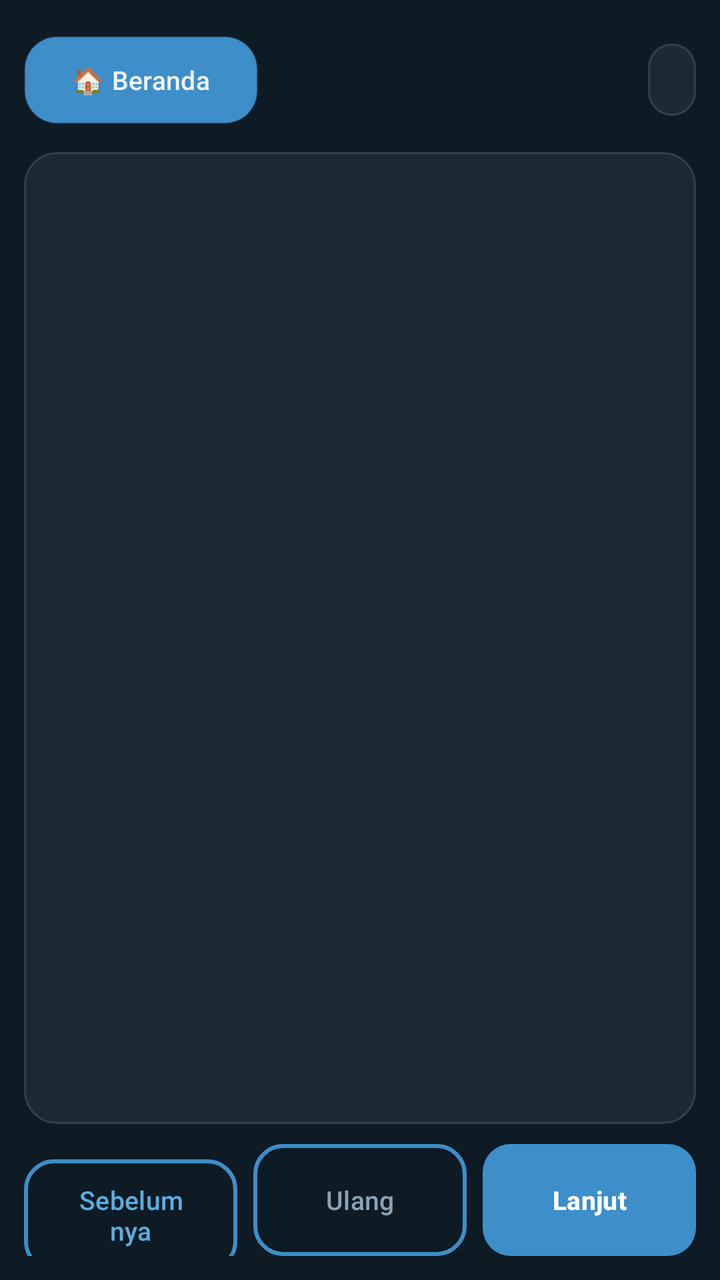
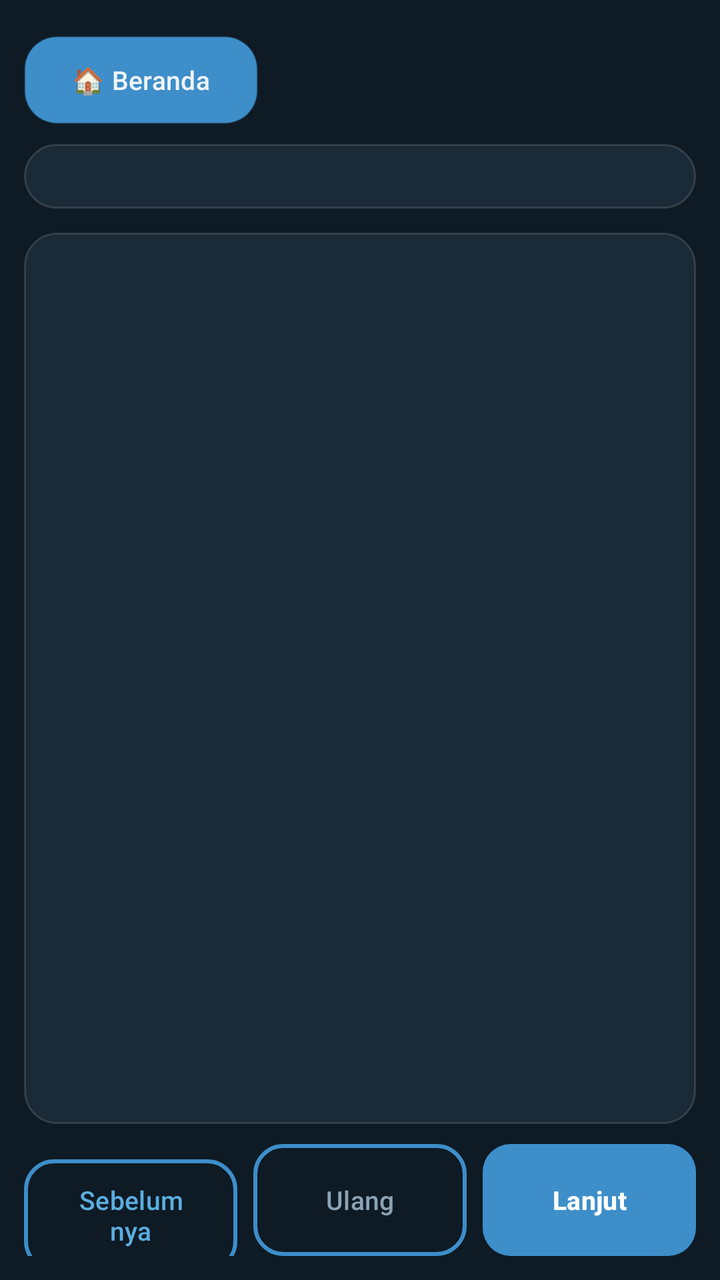

Two renders of the same Android screen: before a commit and after it. Below are the layout's source before the change and the commit's diff.
<!-- AndroidManifest.xml: application theme Theme.GambarCocok -->
<!-- res/layout/activity_game.xml -->
<?xml version="1.0" encoding="utf-8"?>
<LinearLayout xmlns:android="http://schemas.android.com/apk/res/android"
    android:layout_width="match_parent"
    android:layout_height="match_parent"
    android:orientation="vertical"
    android:background="@color/bg_dark"
    android:padding="12dp">

    <LinearLayout
        android:layout_width="match_parent"
        android:layout_height="wrap_content"
        android:orientation="horizontal"
        android:gravity="center_vertical"
        android:paddingVertical="6dp">

        <Button
            android:id="@+id/btnHome"
            android:layout_width="wrap_content"
            android:layout_height="44dp"
            android:background="@drawable/bg_panel"
            android:text="@string/home"
            android:textColor="@color/text"
            android:textSize="13sp"
            android:stateListAnimator="@null"/>

        <TextView
            android:id="@+id/txtGameTitle"
            android:layout_width="0dp"
            android:layout_height="wrap_content"
            android:layout_weight="1"
            android:gravity="center"
            android:textColor="@color/text"
            android:textSize="16sp"
            android:textStyle="bold"/>

        <TextView
            android:id="@+id/txtPairs"
            android:layout_width="wrap_content"
            android:layout_height="wrap_content"
            android:background="@drawable/bg_panel"
            android:paddingHorizontal="12dp"
            android:paddingVertical="10dp"
            android:textColor="@color/accent"
            android:textSize="12sp"
            android:textStyle="bold"/>
    </LinearLayout>

    <TextView
        android:id="@+id/aiBox"
        android:layout_width="match_parent"
        android:layout_height="wrap_content"
        android:layout_marginTop="6dp"
        android:background="@drawable/bg_ai_box"
        android:padding="12dp"
        android:textColor="@color/text"
        android:textSize="13sp"
        android:visibility="gone"/>

    <FrameLayout
        android:id="@+id/boardContainer"
        android:layout_width="match_parent"
        android:layout_height="0dp"
        android:layout_weight="1"
        android:layout_marginTop="8dp"
        android:background="@drawable/bg_panel"/>

    <LinearLayout
        android:layout_width="match_parent"
        android:layout_height="wrap_content"
        android:layout_marginTop="10dp"
        android:orientation="horizontal">

        <Button
            android:id="@+id/btnPrev"
            android:layout_width="0dp"
            android:layout_height="56dp"
            android:layout_weight="1"
            android:layout_marginEnd="4dp"
            android:background="@drawable/bg_btn_outline"
            android:text="@string/prev"
            android:textColor="@color/primary_light"
            android:textSize="13sp"
            android:stateListAnimator="@null"/>

        <Button
            android:id="@+id/btnReplay"
            android:layout_width="0dp"
            android:layout_height="56dp"
            android:layout_weight="1"
            android:layout_marginHorizontal="4dp"
            android:background="@drawable/bg_btn_outline"
            android:text="@string/replay"
            android:textColor="@color/text_soft"
            android:textSize="13sp"
            android:stateListAnimator="@null"/>

        <Button
            android:id="@+id/btnNext"
            android:layout_width="0dp"
            android:layout_height="56dp"
            android:layout_weight="1"
            android:layout_marginStart="4dp"
            android:background="@drawable/bg_btn_success"
            android:text="@string/next"
            android:textColor="#FFFFFF"
            android:textSize="13sp"
            android:textStyle="bold"
            android:stateListAnimator="@null"/>
    </LinearLayout>
</LinearLayout>
<!-- resources referenced by this layout -->
<resources>
  <color name="accent">#FFB74D</color>
  <color name="bg_dark">#0E1A24</color>
  <color name="primary_light">#5BAEE0</color>
  <color name="text">#F0F4F7</color>
  <color name="text_soft">#8BA3B5</color>
  <!-- drawable bg_ai_box (drawable) -->
  <?xml version="1.0" encoding="utf-8"?>
  <shape xmlns:android="http://schemas.android.com/apk/res/android" android:shape="rectangle">
      <solid android:color="#2A3D8EC9"/>
      <corners android:radius="12dp"/>
      <stroke android:width="1dp" android:color="#553D8EC9"/>
  </shape>
  <!-- drawable bg_btn_outline (drawable) -->
  <?xml version="1.0" encoding="utf-8"?>
  <shape xmlns:android="http://schemas.android.com/apk/res/android" android:shape="rectangle">
      <solid android:color="@android:color/transparent"/>
      <corners android:radius="14dp"/>
      <stroke android:width="2dp" android:color="@color/primary"/>
  </shape>
  <!-- drawable bg_btn_success (drawable) -->
  <?xml version="1.0" encoding="utf-8"?>
  <shape xmlns:android="http://schemas.android.com/apk/res/android" android:shape="rectangle">
      <gradient android:startColor="#66BB6A" android:endColor="#4CAF50" android:angle="90"/>
      <corners android:radius="14dp"/>
  </shape>
  <!-- drawable bg_panel (drawable) -->
  <?xml version="1.0" encoding="utf-8"?>
  <shape xmlns:android="http://schemas.android.com/apk/res/android" android:shape="rectangle">
      <solid android:color="@color/panel"/>
      <corners android:radius="@dimen/radius"/>
      <stroke android:width="1dp" android:color="#22FFFFFF"/>
  </shape>
  <string name="home">🏠 Beranda</string>
  <string name="next">Lanjut</string>
  <string name="prev">Sebelumnya</string>
  <string name="replay">Ulang</string>
  <style name="Theme.GambarCocok" parent="Theme.Material3.Dark.NoActionBar">
          <item name="android:statusBarColor">@color/bg_darker</item>
          <item name="android:windowLightStatusBar">false</item>
          <item name="android:navigationBarColor">@color/bg_darker</item>
          <item name="android:windowBackground">@color/bg_dark</item>
          <item name="colorPrimary">@color/primary</item>
          <item name="colorOnPrimary">#FFFFFF</item>
      </style>
  <color name="primary">#3D8EC9</color>
  <color name="panel">#1A2A36</color>
  <dimen name="radius">16dp</dimen>
  <color name="bg_darker">#091219</color>
</resources>

<!-- the commit's change to res/layout/activity_game.xml (unified diff, before → after) -->
@@ -34,12 +34,33 @@
             android:textStyle="bold"/>
 
         <TextView
-            android:id="@+id/txtPairs"
+            android:id="@+id/txtTimer"
             android:layout_width="wrap_content"
             android:layout_height="wrap_content"
+            android:background="@drawable/bg_timer"
+            android:paddingHorizontal="12dp"
+            android:paddingVertical="10dp"
+            android:textColor="@color/timer_green"
+            android:textSize="13sp"
+            android:textStyle="bold"
+            android:visibility="gone"/>
+    </LinearLayout>
+
+    <LinearLayout
+        android:layout_width="match_parent"
+        android:layout_height="wrap_content"
+        android:orientation="horizontal"
+        android:gravity="center_vertical"
+        android:paddingVertical="4dp">
+
+        <TextView
+            android:id="@+id/txtPairs"
+            android:layout_width="0dp"
+            android:layout_height="wrap_content"
+            android:layout_weight="1"
             android:background="@drawable/bg_panel"
             android:paddingHorizontal="12dp"
-            android:paddingVertical="10dp"
+            android:paddingVertical="8dp"
             android:textColor="@color/accent"
             android:textSize="12sp"
             android:textStyle="bold"/>
<!-- resource entries referenced after the edit -->
@@ -5,6 +5,7 @@
   <color name="primary_light">#5BAEE0</color>
   <color name="text">#F0F4F7</color>
   <color name="text_soft">#8BA3B5</color>
+  <color name="timer_green">#66BB6A</color>
   <!-- drawable bg_ai_box (drawable) -->
   <?xml version="1.0" encoding="utf-8"?>
   <shape xmlns:android="http://schemas.android.com/apk/res/android" android:shape="rectangle">
@@ -32,6 +33,13 @@
       <corners android:radius="@dimen/radius"/>
       <stroke android:width="1dp" android:color="#22FFFFFF"/>
   </shape>
+  <!-- drawable bg_timer (drawable) -->
+  <?xml version="1.0" encoding="utf-8"?>
+  <shape xmlns:android="http://schemas.android.com/apk/res/android" android:shape="rectangle">
+      <solid android:color="@color/panel"/>
+      <corners android:radius="10dp"/>
+      <stroke android:width="1dp" android:color="#22FFFFFF"/>
+  </shape>
   <string name="home">🏠 Beranda</string>
   <string name="next">Lanjut</string>
   <string name="prev">Sebelumnya</string>
